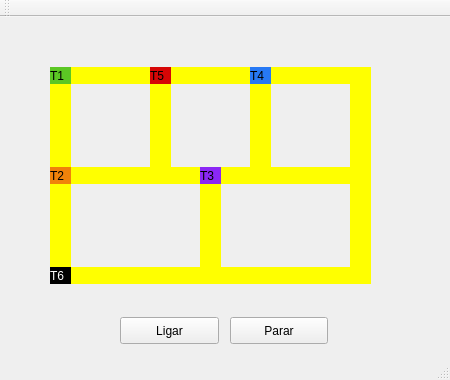
The window that mainwindow.ui (ArturRochel/threadtrem) describes before a commit, drawn with Qt 5.
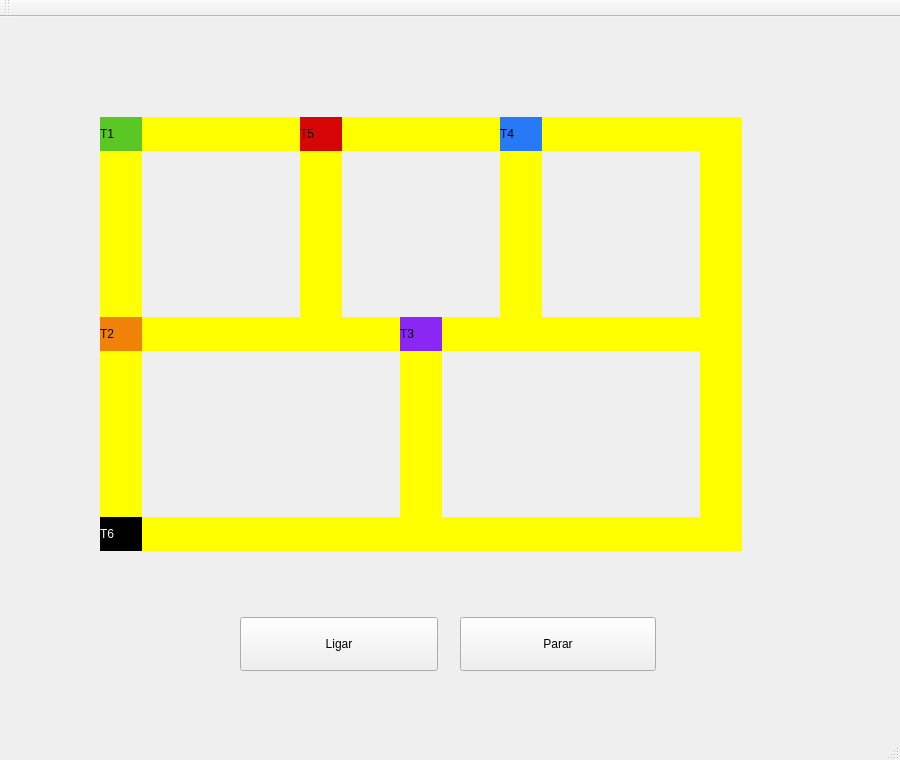
The same window after the commit.

Commit message:
Alteração na proporção da tela
A proporção de toda a interface foi aumentar em duas vezes, inclusive as coordenadas de trem.cpp

Diff of the .ui file:
```diff
--- a/mainwindow.ui
+++ b/mainwindow.ui
@@ -6,8 +6,8 @@
    <rect>
     <x>0</x>
     <y>0</y>
-    <width>450</width>
-    <height>380</height>
+    <width>900</width>
+    <height>760</height>
    </rect>
   </property>
   <property name="windowTitle">
@@ -17,10 +17,10 @@
    <widget class="QLabel" name="label_trilho_top">
     <property name="geometry">
      <rect>
-      <x>50</x>
-      <y>50</y>
-      <width>321</width>
-      <height>17</height>
+      <x>100</x>
+      <y>100</y>
+      <width>642</width>
+      <height>34</height>
      </rect>
     </property>
     <property name="styleSheet">
@@ -33,10 +33,10 @@
    <widget class="QLabel" name="label_trilho_mid">
     <property name="geometry">
      <rect>
-      <x>50</x>
-      <y>150</y>
-      <width>321</width>
-      <height>17</height>
+      <x>100</x>
+      <y>300</y>
+      <width>642</width>
+      <height>34</height>
      </rect>
     </property>
     <property name="styleSheet">
@@ -49,10 +49,10 @@
    <widget class="QLabel" name="label_trilho_bot">
     <property name="geometry">
      <rect>
-      <x>50</x>
-      <y>250</y>
-      <width>321</width>
-      <height>17</height>
+      <x>100</x>
+      <y>500</y>
+      <width>642</width>
+      <height>34</height>
      </rect>
     </property>
     <property name="styleSheet">
@@ -65,10 +65,10 @@
    <widget class="QLabel" name="label_trilho_left">
     <property name="geometry">
      <rect>
-      <x>50</x>
-      <y>50</y>
-      <width>21</width>
-      <height>217</height>
+      <x>100</x>
+      <y>100</y>
+      <width>42</width>
+      <height>434</height>
      </rect>
     </property>
     <property name="styleSheet">
@@ -81,10 +81,10 @@
    <widget class="QLabel" name="label_trilho_right">
     <property name="geometry">
      <rect>
-      <x>350</x>
-      <y>50</y>
-      <width>21</width>
-      <height>217</height>
+      <x>700</x>
+      <y>100</y>
+      <width>42</width>
+      <height>434</height>
      </rect>
     </property>
     <property name="styleSheet">
@@ -97,10 +97,10 @@
    <widget class="QLabel" name="label_trilho_top_L">
     <property name="geometry">
      <rect>
-      <x>150</x>
-      <y>50</y>
-      <width>21</width>
-      <height>117</height>
+      <x>300</x>
+      <y>100</y>
+      <width>42</width>
+      <height>234</height>
      </rect>
     </property>
     <property name="styleSheet">
@@ -113,10 +113,10 @@
    <widget class="QLabel" name="label_trilho_top_R">
     <property name="geometry">
      <rect>
-      <x>250</x>
-      <y>50</y>
-      <width>21</width>
-      <height>117</height>
+      <x>500</x>
+      <y>100</y>
+      <width>42</width>
+      <height>234</height>
      </rect>
     </property>
     <property name="styleSheet">
@@ -129,10 +129,10 @@
    <widget class="QLabel" name="label_trilho_bot_M">
     <property name="geometry">
      <rect>
-      <x>200</x>
-      <y>150</y>
-      <width>21</width>
-      <height>117</height>
+      <x>400</x>
+      <y>300</y>
+      <width>42</width>
+      <height>234</height>
      </rect>
     </property>
     <property name="styleSheet">
@@ -145,10 +145,10 @@
    <widget class="QLabel" name="label_trem1">
     <property name="geometry">
      <rect>
-      <x>50</x>
-      <y>50</y>
-      <width>21</width>
-      <height>17</height>
+      <x>100</x>
+      <y>100</y>
+      <width>42</width>
+      <height>34</height>
      </rect>
     </property>
     <property name="styleSheet">
@@ -161,10 +161,10 @@
    <widget class="QLabel" name="label_trem2">
     <property name="geometry">
      <rect>
-      <x>50</x>
-      <y>150</y>
-      <width>21</width>
-      <height>17</height>
+      <x>100</x>
+      <y>300</y>
+      <width>42</width>
+      <height>34</height>
      </rect>
     </property>
     <property name="styleSheet">
@@ -177,10 +177,10 @@
    <widget class="QLabel" name="label_trem3">
     <property name="geometry">
      <rect>
-      <x>200</x>
-      <y>150</y>
-      <width>21</width>
-      <height>17</height>
+      <x>400</x>
+      <y>300</y>
+      <width>42</width>
+      <height>34</height>
      </rect>
     </property>
     <property name="styleSheet">
@@ -193,10 +193,10 @@
    <widget class="QLabel" name="label_trem4">
     <property name="geometry">
      <rect>
-      <x>250</x>
-      <y>50</y>
-      <width>21</width>
-      <height>17</height>
+      <x>500</x>
+      <y>100</y>
+      <width>42</width>
+      <height>34</height>
      </rect>
     </property>
     <property name="styleSheet">
@@ -209,10 +209,10 @@
    <widget class="QLabel" name="label_trem5">
     <property name="geometry">
      <rect>
-      <x>150</x>
-      <y>50</y>
-      <width>21</width>
-      <height>17</height>
+      <x>300</x>
+      <y>100</y>
+      <width>42</width>
+      <height>34</height>
      </rect>
     </property>
     <property name="styleSheet">
@@ -225,10 +225,10 @@
    <widget class="QLabel" name="label_trem6">
     <property name="geometry">
      <rect>
-      <x>50</x>
-      <y>250</y>
-      <width>21</width>
-      <height>17</height>
+      <x>100</x>
+      <y>500</y>
+      <width>42</width>
+      <height>34</height>
      </rect>
     </property>
     <property name="styleSheet">
@@ -241,10 +241,10 @@
    <widget class="QPushButton" name="pushButton">
     <property name="geometry">
      <rect>
-      <x>120</x>
-      <y>300</y>
-      <width>99</width>
-      <height>27</height>
+      <x>240</x>
+      <y>600</y>
+      <width>198</width>
+      <height>54</height>
      </rect>
     </property>
     <property name="text">
@@ -254,10 +254,10 @@
    <widget class="QPushButton" name="pushButton_2">
     <property name="geometry">
      <rect>
-      <x>230</x>
-      <y>300</y>
-      <width>98</width>
-      <height>27</height>
+      <x>460</x>
+      <y>600</y>
+      <width>196</width>
+      <height>54</height>
      </rect>
     </property>
     <property name="text">
```
Left out of the diff: 20 changed lines with no effect on the pictures. The commit also changes 2 other files.
